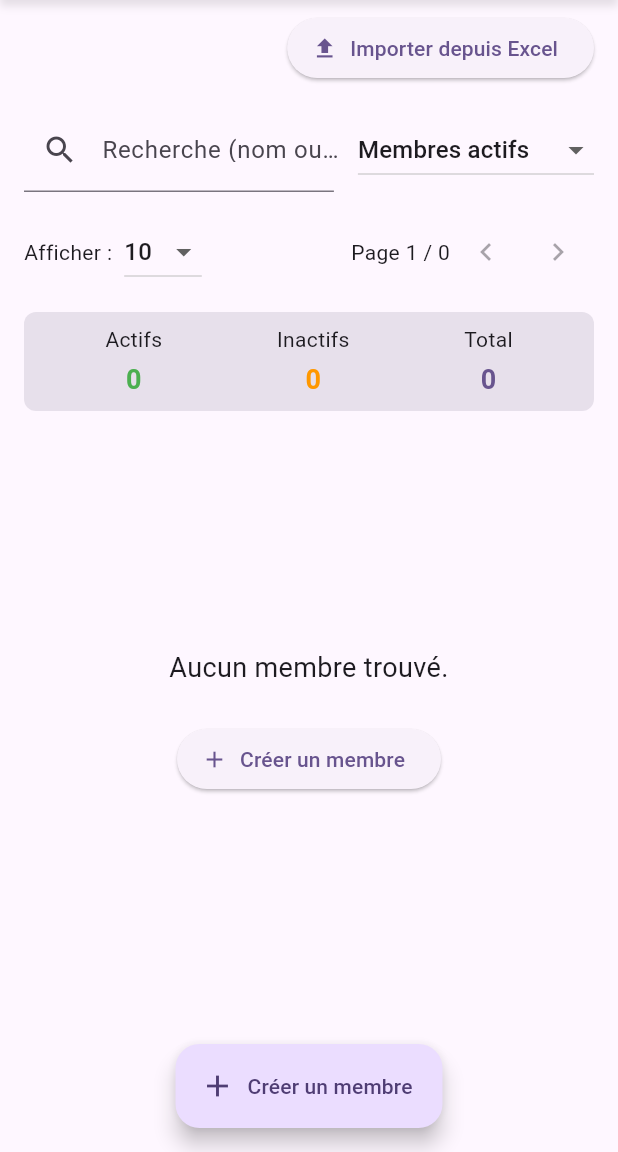
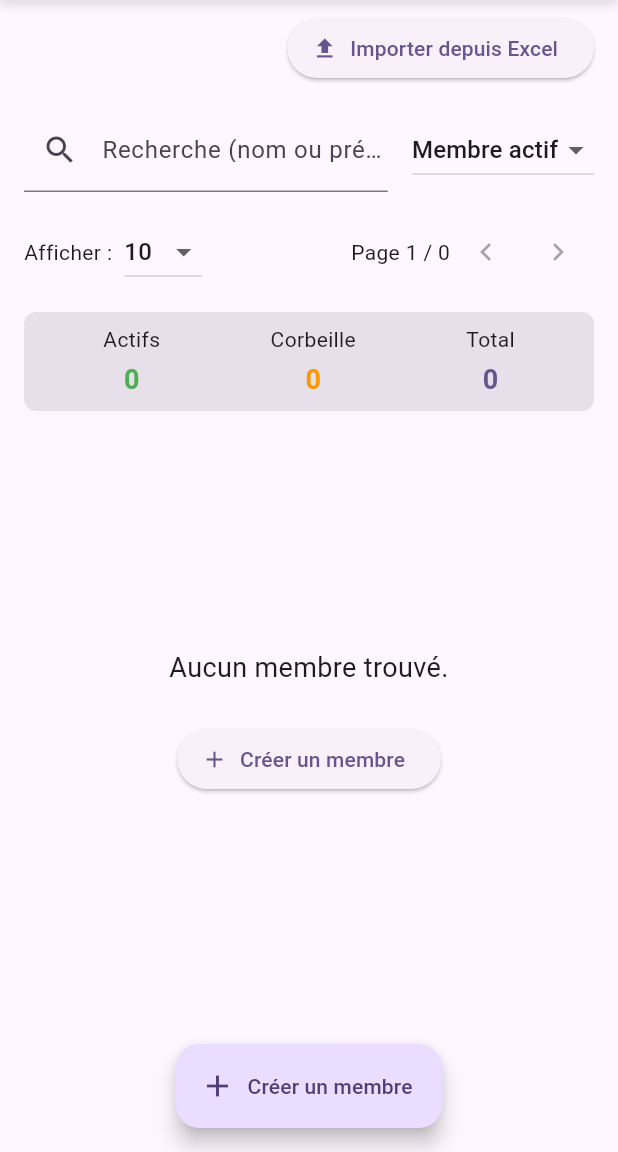
Before and after one commit to init-daemon/attendance-manager, a Flutter app: the MembersListScreen screen opened by its route, on a phone screen of 412 x 824 dp, the part 84-1236 px from its top. Run offline on Flutter 3.47's test engine with Material 3 defaults, Android fonts, the phone set to English and light mode, and no system bars; our stand-ins replace faker, file_picker, google_sign_in, permission_handler, sqflite, sqflite_common_ffi; missing offline and left inert: excel, googleapis; accounts and stored records are empty.

Commit message:
Revert "refactor(ui): update labels for member filter and stats (#29)"
This reverts commit 540df9c4cb5e05b5655df0ff456874dab70e2ad8.

```diff
--- a/lib/features/member/screens/members_list_screen.dart
+++ b/lib/features/member/screens/members_list_screen.dart
@@ -280,18 +280,11 @@ class _MembersListScreenState extends State<MembersListScreen> {
                 items: const [
                   DropdownMenuItem(
                     value: 'visible',
-                    child: Text('Membres actifs'),
+                    child: Text('Membre actif'),
                   ),
-                  DropdownMenuItem(
-                    value: 'all',
-                    child: Text('Tous les membres'),
-                  ),
-                  DropdownMenuItem(
-                    value: 'hidden',
-                    child: Text('Membres inactifs'),
-                  ),
+                  DropdownMenuItem(value: 'all', child: Text('Tous')),
+                  DropdownMenuItem(value: 'hidden', child: Text('Corbeille')),
                 ],
-
                 onChanged: (value) {
                   if (value != null) {
                     setState(() {
@@ -483,7 +476,7 @@ class _MembersListScreenState extends State<MembersListScreen> {
         mainAxisAlignment: MainAxisAlignment.spaceAround,
         children: [
           _buildStatItem('Actifs', _activeMembersCount, Colors.green),
-          _buildStatItem('Inactifs', _hiddenMembersCount, Colors.orange),
+          _buildStatItem('Corbeille', _hiddenMembersCount, Colors.orange),
           _buildStatItem(
             'Total',
             _activeMembersCount + _hiddenMembersCount,
```
